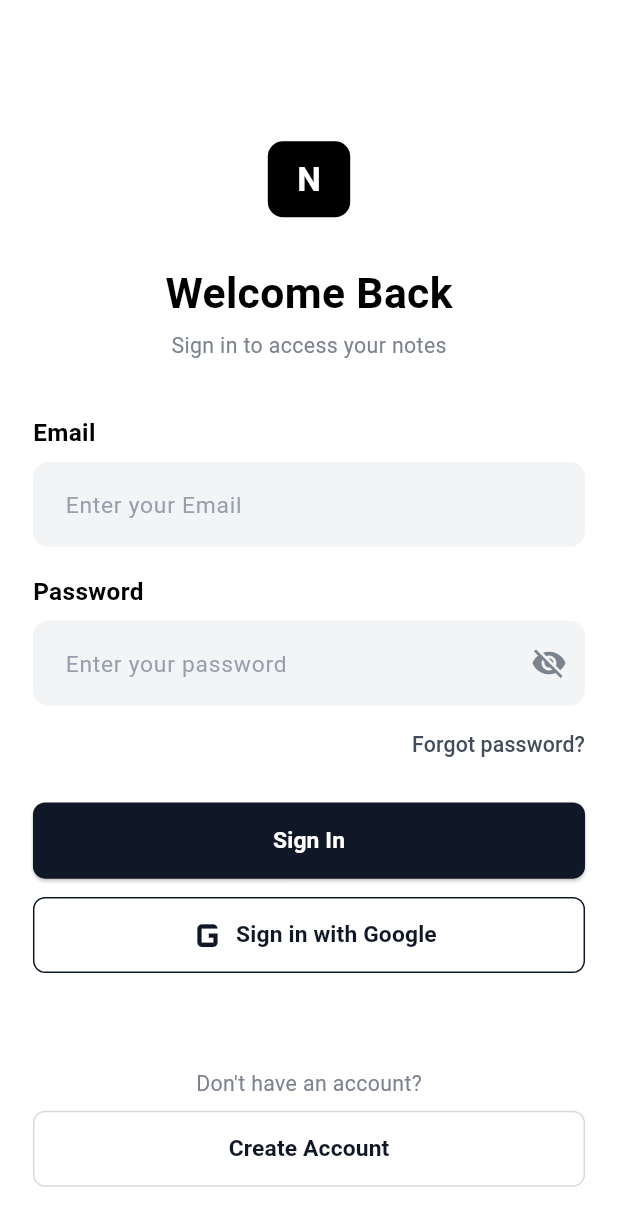
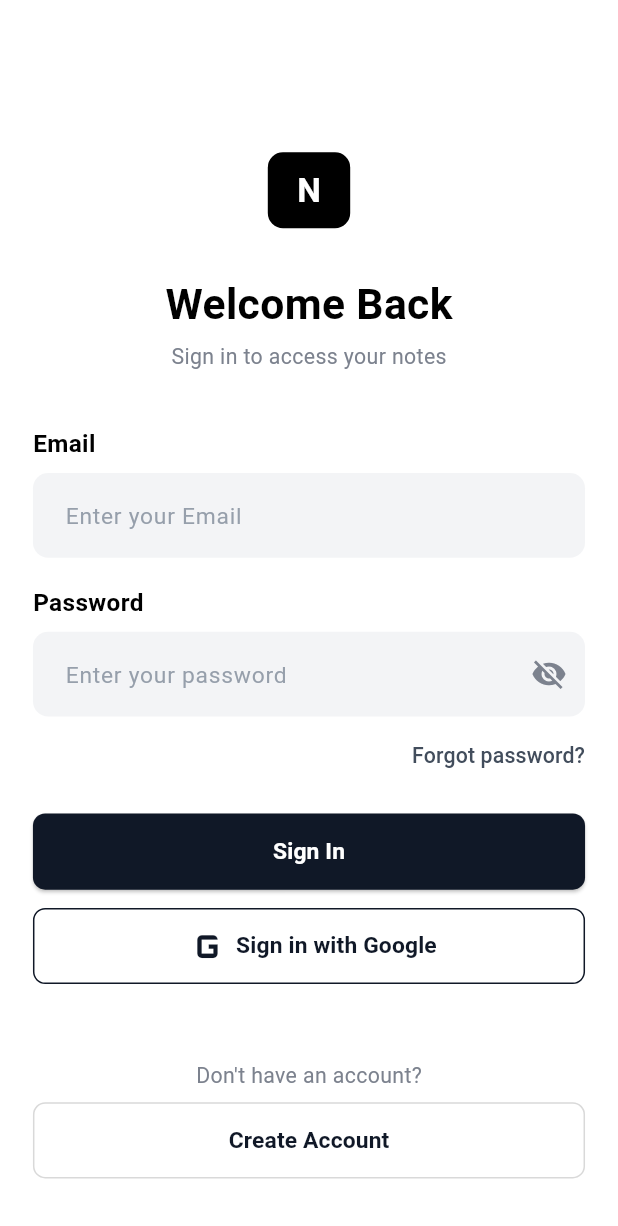
Before and after one commit to jinscodes/app_tact, a Flutter app: the screen it shows after launch, on a phone screen of 412 x 824 dp. Shown: the top 1226 px of the screen. Run offline on Flutter 3.47's test engine with Material 3 defaults, Android fonts, the light colour scheme and no system bars; our stand-ins replace firebase_auth, firebase_core, flutter_dotenv, flutter_screenutil; accounts and stored records are empty.

Commit message:
Add SingleChildScrollIView in loginscreen

```diff
--- a/lib/widgets/login.dart
+++ b/lib/widgets/login.dart
@@ -73,12 +73,14 @@ class _LoginScreenState extends State<LoginScreen> {
     return GestureDetector(
       onTap: () => FocusScope.of(context).unfocus(),
       child: Scaffold(
-        body: Padding(
-          padding: EdgeInsets.symmetric(horizontal: 20.w),
+        body: SingleChildScrollView(
+          child: Padding(
+            padding: EdgeInsets.symmetric(horizontal: 20.w, vertical: 40.h),
             child: Center(
               child: Column(
                 mainAxisAlignment: MainAxisAlignment.center,
                 children: [
+                  SizedBox(height: 60.h),
                   Container(
                     width: 50.w,
                     height: 50.h,
@@ -344,19 +346,10 @@ class _LoginScreenState extends State<LoginScreen> {
                           ),
                         ),
                       ),
-                    SizedBox(height: 80.h),
+                      SizedBox(height: 50.h),
                     ],
                   ),
-              ],
-            ),
-          ),
-        ),
-        bottomSheet: Container(
-          height: 110.h,
-          color: Colors.white,
-          child: Padding(
-            padding: EdgeInsets.symmetric(horizontal: 20.w),
-            child: Column(
+                  Column(
                     children: [
                       Align(
                         alignment: Alignment.center,
@@ -398,8 +391,60 @@ class _LoginScreenState extends State<LoginScreen> {
                       ),
                     ],
                   ),
+                ],
               ),
             ),
+          ),
+        ),
+        // bottomSheet: Container(
+        //   height: 110.h,
+        //   color: Colors.white,
+        //   child: Padding(
+        //     padding: EdgeInsets.symmetric(horizontal: 20.w),
+        //     child: Column(
+        //       children: [
+        //         Align(
+        //           alignment: Alignment.center,
+        //           child: Text(
+        //             "Don't have an account?",
+        //             style: TextStyle(
+        //               fontSize: 14.sp,
+        //               color: AppColors.fontGray,
+        //             ),
+        //           ),
+        //         ),
+        //         SizedBox(height: 8.h),
+        //         SizedBox(
+        //           width: double.infinity,
+        //           height: 50.h,
+        //           child: ElevatedButton(
+        //             onPressed: () => Navigate.to(context, '/signup'),
+        //             style: ElevatedButton.styleFrom(
+        //               elevation: 0,
+        //               backgroundColor: Colors.transparent,
+        //               splashFactory: NoSplash.splashFactory,
+        //               side: BorderSide(
+        //                 color: AppColors.inputBoldGray,
+        //                 width: 1,
+        //               ),
+        //               shape: RoundedRectangleBorder(
+        //                 borderRadius: BorderRadius.circular(8.r),
+        //               ),
+        //             ),
+        //             child: Text(
+        //               "Create Account",
+        //               style: TextStyle(
+        //                 fontSize: 15.sp,
+        //                 fontWeight: FontWeight.bold,
+        //                 color: AppColors.buttonGray,
+        //               ),
+        //             ),
+        //           ),
+        //         ),
+        //       ],
+        //     ),
+        //   ),
+        // ),
       ),
     );
   }
```
Also changed, not shown: lib/widgets/verify.dart (+10 -12 lines). Lines whose indentation alone changed are shown as unchanged.
